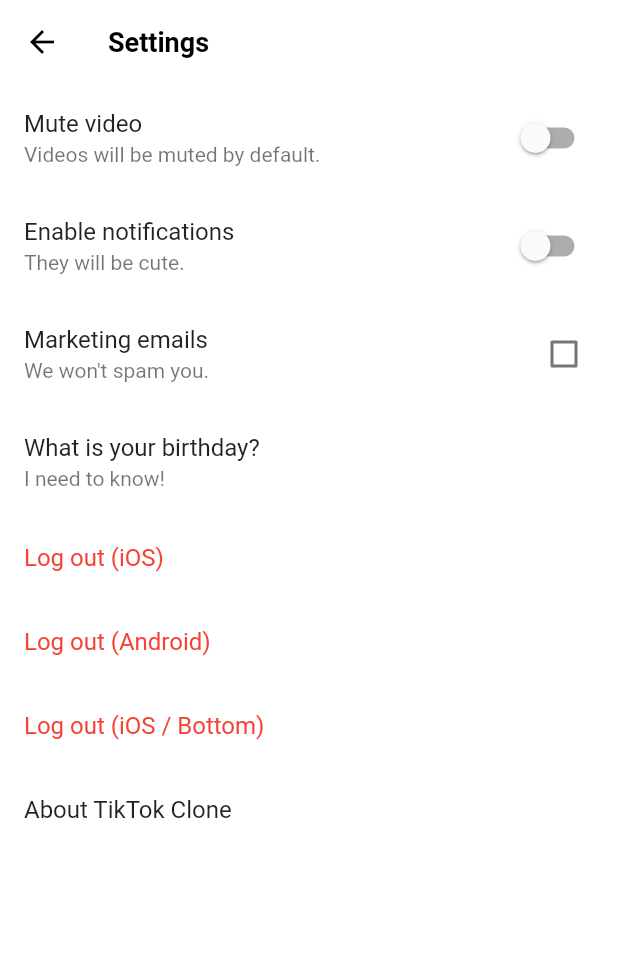
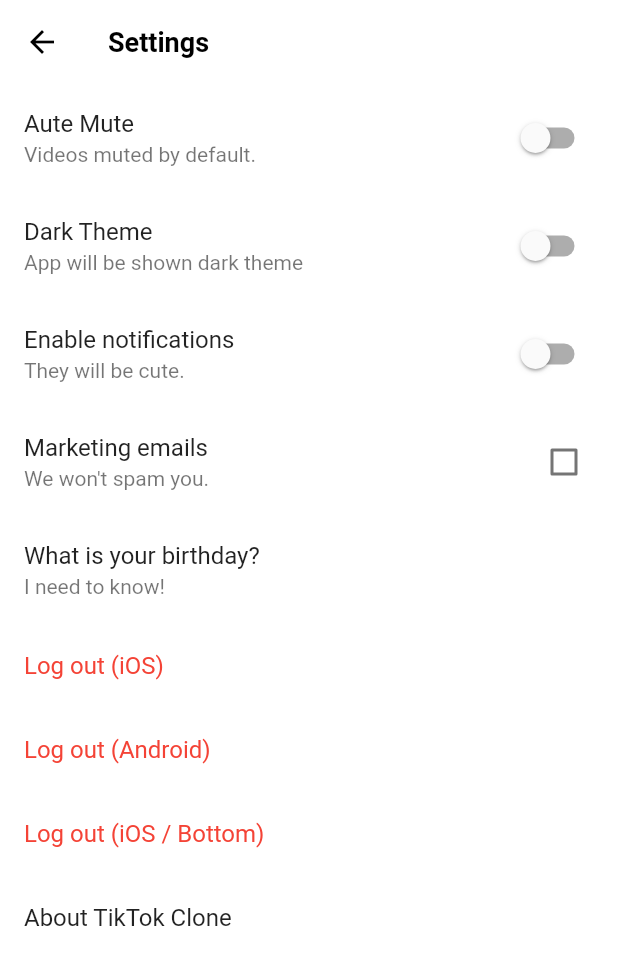
Before and after one commit to SIMYEONAH/tiktok-clone-coding, a Flutter app: the SettingsScreen screen opened directly, on a phone screen of 412 x 824 dp. Shown: the top 965 px of the screen. Run offline on Flutter 3.47's test engine with Material 2 defaults, Android fonts, the phone set to English and light mode, and no system bars; our stand-ins replace font_awesome_flutter, go_router, video_player, visibility_detector; network calls fail.

Commit message:
i don't know

```diff
--- /dev/null
+++ b/tiktok/lib/common/widgets/dark_mode_config/dark_mode_config.dart
@@ -0,0 +1,3 @@
+import 'package:flutter/cupertino.dart';
+
+final darkModeConfig = ValueNotifier(false);
--- a/tiktok/lib/common/widgets/video_config/video_config.dart
+++ b/tiktok/lib/common/widgets/video_config/video_config.dart
@@ -1,12 +1,16 @@
 import 'package:flutter/widgets.dart';
 
 class VideoConfig extends ChangeNotifier {
-  bool autoMute = false;
+  bool isMuted = false;
+  bool isAutoplay = false;
 
-  void toggleAutoMute() {
-    autoMute = !autoMute;
+  void toggleIsMuted() {
+    isMuted = !isMuted;
+    notifyListeners();
+  }
+
+  void toggleAutoplay() {
+    isAutoplay = !isAutoplay;
     notifyListeners();
   }
 }
-
-final videoConfig = VideoConfig();
--- a/tiktok/lib/screens/features/settings/settings_screen.dart
+++ b/tiktok/lib/screens/features/settings/settings_screen.dart
@@ -1,8 +1,10 @@
 import 'package:flutter/cupertino.dart';
 import 'package:flutter/material.dart';
 import 'package:font_awesome_flutter/font_awesome_flutter.dart';
+import 'package:provider/provider.dart';
 
 import '../../../common/widgets/video_config/video_config.dart';
+import '../../../main.dart';
 
 class SettingsScreen extends StatefulWidget {
   const SettingsScreen({super.key});
@@ -29,15 +31,21 @@ class _SettingsScreenState extends State<SettingsScreen> {
       ),
       body: ListView(
         children: [
-          AnimatedBuilder(
-            animation: videoConfig,
-            builder: (context, child) => SwitchListTile.adaptive(
-              value: videoConfig.autoMute,
+          SwitchListTile.adaptive(
+            value: context.watch<VideoConfig>().isMuted,
+            onChanged: (value) => context.read<VideoConfig>().toggleIsMuted(),
+            title: const Text("Aute Mute"),
+            subtitle: const Text("Videos muted by default."),
+          ),
+          ValueListenableBuilder(
+            valueListenable: isDarkTheme,
+            builder: (context, value, child) => SwitchListTile.adaptive(
+              value: value,
               onChanged: (value) {
-                videoConfig.toggleAutoMute();
+                isDarkTheme.value = !isDarkTheme.value;
               },
-              title: const Text("Mute video"),
-              subtitle: const Text("Videos will be muted by default."),
+              title: const Text('Dark Theme'),
+              subtitle: const Text('App will be shown dark theme'),
             ),
           ),
           SwitchListTile.adaptive(
--- a/tiktok/pubspec.yaml
+++ b/tiktok/pubspec.yaml
@@ -42,6 +42,7 @@ dependencies:
   permission_handler: ^10.2.0
   go_router: 6.0.2
   google_fonts: 4.0.1
+  provider: 6.0.5
 
 dev_dependencies:
   flutter_test:
```
Also changed, not shown: tiktok/lib/main.dart (+12 -1 lines), tiktok/lib/screens/features/videos/widgets/video_post.dart (+5 -8 lines), tiktok/pubspec.lock.
